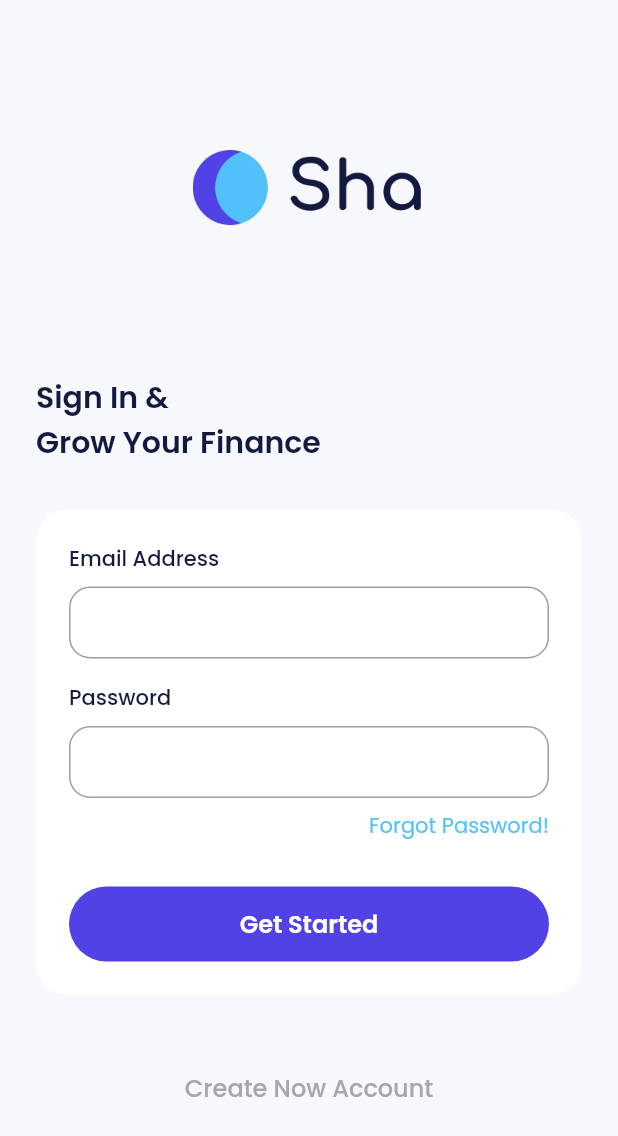
After one commit to peekcodedev/pemrograman_mobile, a Flutter app: the SignInPage screen opened directly, on a phone screen of 412 x 824 dp. The commit adds this screen. Shown: the top 1136 px of the screen. Run offline on Flutter 3.47's test engine with Material 2 defaults, Android fonts, the phone set to English and light mode, and no system bars; our stand-ins replace another_flushbar, carousel_slider, google_fonts.

Commit message:
Sign In Page Bagian 2 & 3

```diff
--- a/lib/ui/pages/onboarding_page.dart
+++ b/lib/ui/pages/onboarding_page.dart
@@ -1,5 +1,6 @@
 import 'package:carousel_slider/carousel_slider.dart';
 import 'package:flutter/material.dart';
+import 'package:sclicingsuccess/ui/pages/sign_in_page.dart';
 import 'package:sclicingsuccess/ui/shared/theme.dart';
 
 class OnboardingPage extends StatefulWidget {
@@ -96,7 +97,7 @@
                       textAlign: TextAlign.center,
                     ),
                     SizedBox(
-                      height: currentIndex == 2 ? 30 : 50,
+                      height: currentIndex == 2 ? 38 : 50,
                     ),
                     currentIndex == 2
                         ? Column(
@@ -130,7 +131,15 @@
                                 width: double.infinity,
                                 height: 24,
                                 child: TextButton(
-                                  onPressed: () {},
+                                  onPressed: () {
+                                    Navigator.push(
+                                      context,
+                                      MaterialPageRoute(
+                                        builder: (context) =>
+                                            const SignInPage(),
+                                      ),
+                                    );
+                                  },
                                   style: TextButton.styleFrom(
                                     padding: EdgeInsets.zero,
                                   ),
--- /dev/null
+++ b/lib/ui/pages/sign_in_page.dart
@@ -0,0 +1,163 @@
+import 'package:flutter/material.dart';
+import 'package:sclicingsuccess/ui/shared/theme.dart';
+
+class SignInPage extends StatelessWidget {
+  const SignInPage({super.key});
+
+  @override
+  Widget build(BuildContext context) {
+    return Scaffold(
+      backgroundColor: lightBackgroundColor,
+      body: ListView(
+        padding: const EdgeInsets.symmetric(
+          horizontal: 24,
+        ),
+        children: [
+          Container(
+            width: 155,
+            height: 50,
+            margin: const EdgeInsets.only(
+              top: 100,
+              bottom: 100,
+            ),
+            decoration: const BoxDecoration(
+              image: DecorationImage(
+                image: AssetImage(
+                  'assets/img_logo_light.png',
+                ),
+              ),
+            ),
+          ),
+          Text(
+            'Sign In &\nGrow Your Finance',
+            style: blackTextStyle.copyWith(
+              fontSize: 20,
+              fontWeight: semiBold,
+            ),
+          ),
+          const SizedBox(
+            height: 30,
+          ),
+          Container(
+            padding: const EdgeInsets.all(22),
+            decoration: BoxDecoration(
+              borderRadius: BorderRadius.circular(20),
+              color: whiteColor,
+            ),
+            child: Column(
+              crossAxisAlignment: CrossAxisAlignment.start,
+              children: [
+                // NOTE: email input woi
+                Column(
+                  crossAxisAlignment: CrossAxisAlignment.start,
+                  children: [
+                    Text(
+                      'Email Address',
+                      style: blackTextStyle.copyWith(
+                        fontWeight: medium,
+                      ),
+                    ),
+                    const SizedBox(
+                      height: 8,
+                    ),
+                    TextFormField(
+                      decoration: InputDecoration(
+                          border: OutlineInputBorder(
+                            borderRadius: BorderRadius.circular(14),
+                          ),
+                          contentPadding: const EdgeInsets.all(12)),
+                    ),
+                  ],
+                ),
+                const SizedBox(
+                  height: 16,
+                ),
+                Column(
+                  crossAxisAlignment: CrossAxisAlignment.start,
+                  children: [
+                    Text(
+                      'Password',
+                      style: blackTextStyle.copyWith(
+                        fontWeight: medium,
+                      ),
+                    ),
+                    const SizedBox(
+                      height: 8,
+                    ),
+                    TextFormField(
+                      obscureText: true,
+                      decoration: InputDecoration(
+                          border: OutlineInputBorder(
+                            borderRadius: BorderRadius.circular(14),
+                          ),
+                          contentPadding: const EdgeInsets.all(12)),
+                    ),
+                  ],
+                ),
+                const SizedBox(
+                  height: 8,
+                ),
+                Align(
+                  alignment: Alignment.centerRight,
+                  child: Text(
+                    'Forgot Password!',
+                    style: blueTextStyle,
+                  ),
+                ),
+                const SizedBox(
+                  height: 30,
+                ),
+                SizedBox(
+                  width: double.infinity,
+                  height: 50,
+                  child: TextButton(
+                    onPressed: () {},
+                    style: TextButton.styleFrom(
+                      backgroundColor: purpleColor,
+                      shape: RoundedRectangleBorder(
+                        borderRadius: BorderRadius.circular(56),
+                      ),
+                    ),
+                    child: Text(
+                      'Get Started',
+                      style: whiteTextStyle.copyWith(
+                        fontSize: 16,
+                        fontWeight: semiBold,
+                      ),
+                    ),
+                  ),
+                ),
+              ],
+            ),
+          ),
+          const SizedBox(
+            height: 50,
+          ),
+          SizedBox(
+            width: double.infinity,
+            height: 24,
+            child: TextButton(
+              onPressed: () {
+                Navigator.push(
+                  context,
+                  MaterialPageRoute(
+                    builder: (context) => const SignInPage(),
+                  ),
+                );
+              },
+              style: TextButton.styleFrom(
+                padding: EdgeInsets.zero,
+              ),
+              child: Text(
+                'Create Now Account',
+                style: greyTextStyle.copyWith(
+                  fontSize: 16,
+                ),
+              ),
+            ),
+          ),
+        ],
+      ),
+    );
+  }
+}
--- a/lib/ui/pages/splash_page.dart
+++ b/lib/ui/pages/splash_page.dart
@@ -14,7 +14,6 @@
 class _SplashPageState extends State<SplashPage> {
   @override
   void initState() {
-    // TODO: implement initState
     super.initState();
 
     Timer(const Duration(seconds: 2), () {
```
